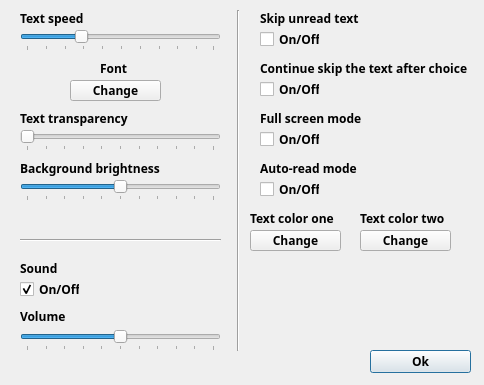
Old version of the form settings.ui in the repository ivashchenko-leo/TextQuest.
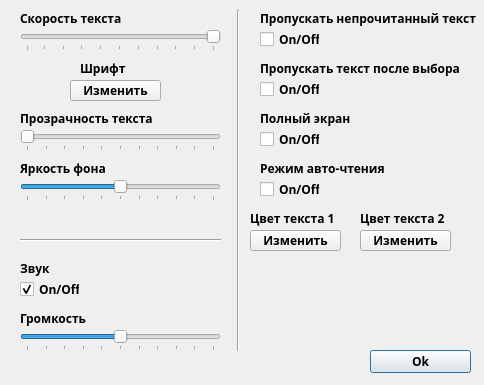
New version of the form.

Commit message: Changed locale in widgets, now its russian, added mousefilter.cpp in pro file

```diff
--- a/settings.ui
+++ b/settings.ui
@@ -81,12 +81,12 @@
     <rect>
      <x>20</x>
      <y>10</y>
-     <width>81</width>
+     <width>111</width>
      <height>16</height>
     </rect>
    </property>
    <property name="text">
-    <string>Text speed</string>
+    <string>Скорость текста</string>
    </property>
   </widget>
   <widget class="QLabel" name="label_7">
@@ -94,12 +94,12 @@
     <rect>
      <x>260</x>
      <y>160</y>
-     <width>101</width>
+     <width>131</width>
      <height>16</height>
     </rect>
    </property>
    <property name="text">
-    <string>Auto-read mode</string>
+    <string>Режим авто-чтения</string>
    </property>
   </widget>
   <widget class="QLabel" name="label_2">
@@ -112,7 +112,7 @@
     </rect>
    </property>
    <property name="text">
-    <string>Text color one</string>
+    <string>Цвет текста 1</string>
    </property>
   </widget>
   <widget class="QLabel" name="label_4">
@@ -125,7 +125,7 @@
     </rect>
    </property>
    <property name="text">
-    <string>Continue skip the text after choice</string>
+    <string>Пропускать текст после выбора</string>
    </property>
   </widget>
   <widget class="QLabel" name="label_6">
@@ -133,12 +133,12 @@
     <rect>
      <x>20</x>
      <y>110</y>
-     <width>121</width>
+     <width>141</width>
      <height>16</height>
     </rect>
    </property>
    <property name="text">
-    <string>Text transparency</string>
+    <string>Прозрачность текста</string>
    </property>
   </widget>
   <widget class="QCheckBox" name="cbFullScreen">
@@ -164,7 +164,7 @@
     </rect>
    </property>
    <property name="text">
-    <string>Full screen mode</string>
+    <string>Полный экран</string>
    </property>
   </widget>
   <widget class="QToolButton" name="tbColor1">
@@ -177,7 +177,7 @@
     </rect>
    </property>
    <property name="text">
-    <string>Change</string>
+    <string>Изменить</string>
    </property>
   </widget>
   <widget class="QCheckBox" name="cbSkipAfterChoice">
@@ -224,12 +224,12 @@
     <rect>
      <x>260</x>
      <y>10</y>
-     <width>111</width>
+     <width>221</width>
      <height>16</height>
     </rect>
    </property>
    <property name="text">
-    <string>Skip unread text</string>
+    <string>Пропускать непрочитанный текст</string>
    </property>
   </widget>
   <widget class="QSlider" name="hsSpeed">
@@ -248,11 +248,14 @@
     <number>100</number>
    </property>
    <property name="value">
-    <number>30</number>
+    <number>1</number>
    </property>
    <property name="orientation">
     <enum>Qt::Horizontal</enum>
    </property>
+   <property name="invertedAppearance">
+    <bool>true</bool>
+   </property>
    <property name="tickPosition">
     <enum>QSlider::TicksBelow</enum>
    </property>
@@ -292,7 +295,7 @@
     </rect>
    </property>
    <property name="text">
-    <string>Sound</string>
+    <string>Звук</string>
    </property>
   </widget>
   <widget class="Line" name="line_2">
@@ -332,12 +335,12 @@
     <rect>
      <x>20</x>
      <y>310</y>
-     <width>46</width>
-     <height>13</height>
+     <width>71</width>
+     <height>16</height>
     </rect>
    </property>
    <property name="text">
-    <string>Volume</string>
+    <string>Громкость</string>
    </property>
   </widget>
   <widget class="QSlider" name="hsVolume">
@@ -375,7 +378,7 @@
     </rect>
    </property>
    <property name="text">
-    <string>Background brightness</string>
+    <string>Яркость фона</string>
    </property>
   </widget>
   <widget class="QSlider" name="hsBrightness">
@@ -413,20 +416,20 @@
     </rect>
    </property>
    <property name="text">
-    <string>Change</string>
+    <string>Изменить</string>
    </property>
   </widget>
   <widget class="QLabel" name="label_11">
    <property name="geometry">
     <rect>
-     <x>100</x>
+     <x>80</x>
      <y>60</y>
      <width>81</width>
      <height>16</height>
     </rect>
    </property>
    <property name="text">
-    <string>Font</string>
+    <string>Шрифт</string>
    </property>
   </widget>
   <widget class="QLabel" name="label_12">
@@ -439,7 +442,7 @@
     </rect>
    </property>
    <property name="text">
-    <string>Text color two</string>
+    <string>Цвет текста 2</string>
    </property>
   </widget>
   <widget class="QToolButton" name="tbColor2">
@@ -452,7 +455,7 @@
     </rect>
    </property>
    <property name="text">
-    <string>Change</string>
+    <string>Изменить</string>
    </property>
   </widget>
  </widget>
```
Left out of the diff: 2 changed lines with no effect on the pictures. The commit also changes 6 other files.
